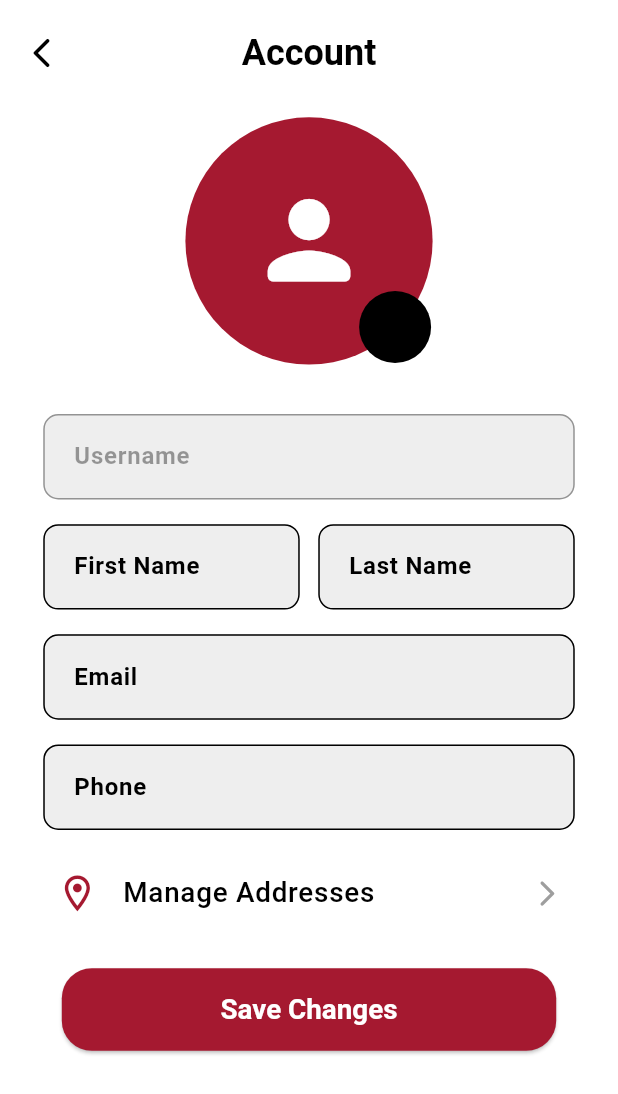
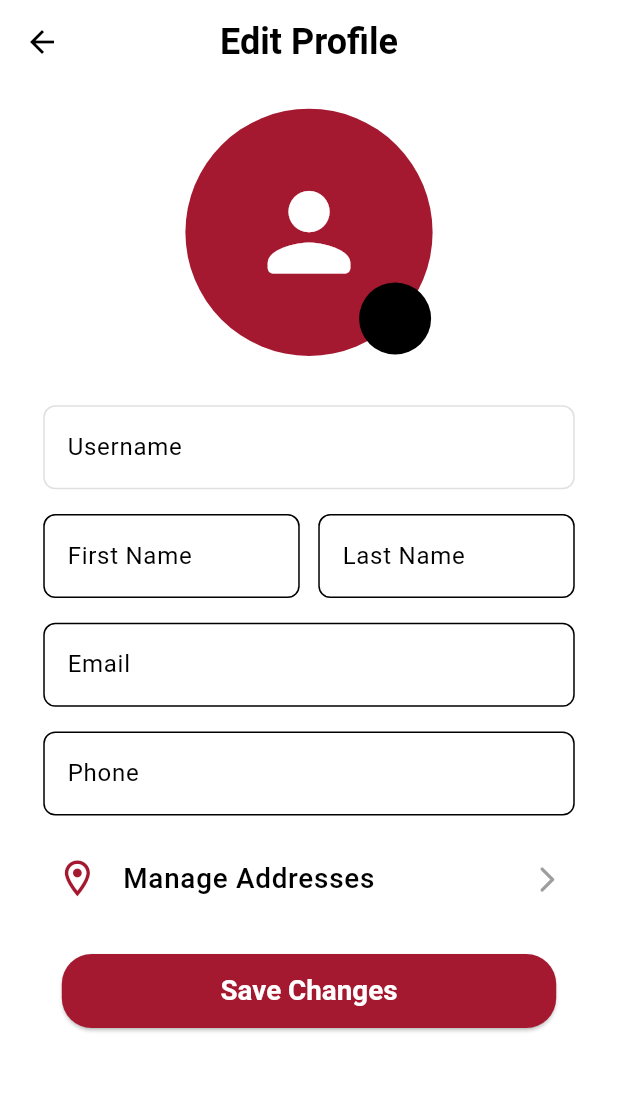
Before and after one commit to iSeFz/ELEVATE-Mobile, a Flutter app: the EditProfilePage screen opened directly, on a phone screen of 412 x 824 dp. Shown: the top 1094 px of the screen. Run offline on Flutter 3.47's test engine with Material 3 defaults, Android fonts, the phone set to English and light mode, and no system bars; our stand-ins replace bloc, firebase_auth, firebase_core, flutter_bloc, google_sign_in; accounts and stored records are empty.

Commit message:
Completely updated the edit profile page to use the new profile cubit Shared the profile cubit between profile and edit profile pages using BlocProvider.value Used pre-defined CustomTextFormField instead of the redundant _buildEditableTextField method

```diff
--- a/elevate/lib/features/profile/presentation/screens/edit_profile_page.dart
+++ b/elevate/lib/features/profile/presentation/screens/edit_profile_page.dart
@@ -1,146 +1,57 @@
 import 'package:flutter/material.dart';
 import 'package:flutter_bloc/flutter_bloc.dart';
-import '../../../../cubits/customer_cubit.dart';
-import '../../../auth/data/models/customer.dart';
-import 'profile_page.dart';
+import 'package:elevate/features/profile/presentation/cubits/profile_cubit.dart';
+import 'package:elevate/features/profile/presentation/cubits/profile_state.dart';
+import 'package:elevate/core/widgets/custom_text_form_field.dart';
+import 'package:elevate/core/utils/validations.dart';
 import 'manage_addresses_page.dart';
 
-
-class EditProfilePage extends StatefulWidget {
+class EditProfilePage extends StatelessWidget {
   const EditProfilePage({super.key});
 
   @override
-  State<EditProfilePage> createState() => _EditProfilePageState();
-}
+  Widget build(BuildContext context) {
+    final profileCubit = context.read<ProfileCubit>();
 
-class _EditProfilePageState extends State<EditProfilePage> {
-  final _formKey = GlobalKey<FormState>();
-
-  // Initialize with empty strings, will be populated from Cubit
-  String _username = '';
-  String _firstName = '';
-  String _lastName = '';
-  String _email = '';
-  String _phone = '';
-
-  bool _dataInitialized = false; // Flag to initialize data only once
-
-  // TODO: Add a variable to store the profile image, e.g., File? _profileImage;
-
-  @override
-  void initState() {
-    super.initState();
-    // Attempt to initialize from current cubit state
-    final customerState = context.read<CustomerCubit>().state;
-    if (customerState is CustomerLoaded) {
-      _initializeData(customerState.customer);
-    } else if (customerState is CustomerLoggedIn) {
-      _initializeData(customerState.customer);
-    }
-    // If not loaded yet, BlocListener will handle it
-  }
-
-  void _initializeData(Customer customer) {
-    // Check _dataInitialized within setState to ensure it's set after first successful data load
-    if (mounted) {
-      // Ensure widget is mounted before calling setState
-      setState(() {
-        if (!_dataInitialized) {
-          // Initialize only once
-          final emailString = customer.email ?? '';
-          if (emailString.isNotEmpty) {
-            final atIndex = emailString.indexOf('@');
-            if (atIndex != -1) {
-              _username = emailString.substring(0, atIndex);
-            } else {
-              _username =
-                  emailString; // Or handle as an invalid email case if preferred
-            }
-          } else {
-            _username = ''; // Default if email is empty
-          }
-          _firstName = customer.firstName ?? '';
-          _lastName = customer.lastName ?? '';
-          _email = customer.email ?? '';
-          _phone = customer.phoneNumber ?? '';
-          _dataInitialized = true;
-        }
-      });
-    }
-  }
-
-  @override
-  Widget build(BuildContext context) {
     final screenWidth = MediaQuery.of(context).size.width;
     final screenHeight = MediaQuery.of(context).size.height;
+    final theme = Theme.of(context);
 
-    return BlocListener<CustomerCubit, CustomerState>(
-      listener: (context, state) {
-        // Listen for state changes to initialize data if not already done
-        if (!_dataInitialized) {
-          if (state is CustomerLoaded) {
-            _initializeData(state.customer);
-          } else if (state is CustomerLoggedIn) {
-            _initializeData(state.customer);
-          }
-        }
-      },
-      child: Scaffold(
+    return Scaffold(
+      backgroundColor: Colors.white,
       appBar: AppBar(
-          toolbarHeight: 70,
-          centerTitle: true,
-          title: const Text(
-            'Account',
+        title: Text(
+          'Edit Profile',
           style: TextStyle(
-              color: Colors.black,
+            color: theme.colorScheme.secondary,
             fontSize: 24,
             fontWeight: FontWeight.bold,
           ),
-            textAlign: TextAlign.center,
         ),
-          leading: IconButton(
-            icon: const Icon(Icons.arrow_back_ios_rounded),
-            onPressed: () {
-              Navigator.of(context).pop(
-                PageRouteBuilder(
-                  pageBuilder:
-                      (context, animation, secondaryAnimation) =>
-                          const ProfilePage(),
-                  transitionsBuilder: (
+        backgroundColor: Colors.white,
+        centerTitle: true,
+        iconTheme: IconThemeData(color: theme.colorScheme.secondary),
+      ),
+      body: BlocListener<ProfileCubit, ProfileState>(
+        listener: (context, state) {
+          if (state is ProfileError) {
+            ScaffoldMessenger.of(
               context,
-                    animation,
-                    secondaryAnimation,
-                    child,
-                  ) {
-                    const begin = Offset(-1.0, 0.0);
-                    const end = Offset.zero;
-                    const curve = Curves.easeInOut;
-
-                    var tween = Tween(
-                      begin: begin,
-                      end: end,
-                    ).chain(CurveTween(curve: curve));
-                    var offsetAnimation = animation.drive(tween);
-
-                    return SlideTransition(
-                      position: offsetAnimation,
-                      child: child,
+            ).showSnackBar(SnackBar(content: Text('Error: ${state.message}')));
+          } else if (state is ProfileUpdated) {
+            ScaffoldMessenger.of(context).showSnackBar(
+              const SnackBar(content: Text('Profile updated successfully!')),
             );
+          }
         },
-                ),
-              );
-            },
-          ),
-        ),
-        body: Padding(
+        child: Padding(
           padding: EdgeInsets.symmetric(
             horizontal: screenWidth * 0.07,
-            vertical: screenHeight * 0.01,
+            vertical: screenHeight * 0.02,
           ),
           child: SingleChildScrollView(
-            // Consider showing a loading indicator if !_dataInitialized and cubit state is loading
             child: Form(
-              key: _formKey,
+              key: profileCubit.formKey,
               child: Column(
                 children: [
                   Stack(
@@ -179,89 +90,81 @@ class _EditProfilePageState extends State<EditProfilePage> {
                     ],
                   ),
                   SizedBox(height: screenHeight * 0.03),
-                  _buildEditableTextField(
-                    context,
+                  Padding(
+                    padding: EdgeInsets.symmetric(
+                      vertical: screenHeight * 0.01,
+                    ),
+                    child: CustomTextFormField(
                       label: 'Username',
-                    initialValue: _username, // Uses state variable
-                    editable: false, // Username is typically not editable here
-                    screenWidth: screenWidth,
-                    onSaved: (value) {
-                      // Username not saved from this form typically
-                    },
+                      initialValue: profileCubit.customer?.username ?? "",
+                      enabled: false,
+                    ),
                   ),
                   Row(
                     children: [
                       Expanded(
-                        child: _buildEditableTextField(
-                          context,
+                        child: Padding(
+                          padding: EdgeInsets.symmetric(
+                            vertical: screenHeight * 0.01,
+                          ),
+                          child: CustomTextFormField(
                             label: 'First Name',
-                          initialValue: _firstName, // Uses state variable
-                          screenWidth: screenWidth,
-                          onSaved:
-                              (value) => setState(
-                                () => _firstName = value ?? _firstName,
+                            controller: profileCubit.firstNameController,
+                            validationFunc: validateName,
+                            onChanged:
+                                (value) => profileCubit.fieldChanged(
+                                  'firstName',
+                                  value,
                                 ),
-                          validator: (value) {
-                            if (value == null || value.isEmpty) {
-                              return 'Please enter your first name';
-                            }
-                            return null;
-                          },
+                          ),
                         ),
                       ),
                       SizedBox(width: screenWidth * 0.03),
                       Expanded(
-                        child: _buildEditableTextField(
-                          context,
+                        child: Padding(
+                          padding: EdgeInsets.symmetric(
+                            vertical: screenHeight * 0.01,
+                          ),
+                          child: CustomTextFormField(
                             label: 'Last Name',
-                          initialValue: _lastName, // Uses state variable
-                          screenWidth: screenWidth,
-                          onSaved:
-                              (value) => setState(
-                                () => _lastName = value ?? _lastName,
+                            controller: profileCubit.lastNameController,
+                            validationFunc: validateName,
+                            onChanged:
+                                (value) => profileCubit.fieldChanged(
+                                  'lastName',
+                                  value,
                                 ),
-                          validator: (value) {
-                            if (value == null || value.isEmpty) {
-                              return 'Please enter your last name';
-                            }
-                            return null;
-                          },
+                          ),
                         ),
                       ),
                     ],
                   ),
-                  _buildEditableTextField(
-                    context,
+                  Padding(
+                    padding: EdgeInsets.symmetric(
+                      vertical: screenHeight * 0.01,
+                    ),
+                    child: CustomTextFormField(
                       label: 'Email',
-                    initialValue: _email, // Uses state variable
-                    screenWidth: screenWidth,
-                    onSaved:
-                        (value) => setState(() => _email = value ?? _email),
-                    validator: (value) {
-                      if (value == null || value.isEmpty) {
-                        return 'Please enter your email';
-                      }
-                      if (!RegExp(
-                        r"^[a-zA-Z0-9.a-zA-Z0-9.!#$%&'*+/=?^_`{|}~-]+@[a-zA-Z0-9]+\.[a-zA-Z]+",
-                      ).hasMatch(value)) {
-                        return 'Please enter a valid email';
-                      }
-                      return null;
-                    },
+                      controller: profileCubit.emailController,
+                      keyboardType: TextInputType.emailAddress,
+                      validationFunc: validateEmail,
+                      onChanged:
+                          (value) => profileCubit.fieldChanged('email', value),
                     ),
-                  _buildEditableTextField(
-                    context,
+                  ),
+                  Padding(
+                    padding: EdgeInsets.symmetric(
+                      vertical: screenHeight * 0.01,
+                    ),
+                    child: CustomTextFormField(
                       label: 'Phone',
-                    initialValue: _phone, // Uses state variable
-                    screenWidth: screenWidth,
-                    onSaved:
-                        (value) => setState(() => _phone = value ?? _phone),
-                    validator: (value) {
-                      if (value == null || value.isEmpty) {
-                        return 'Please enter your phone number';
-                      }
-                      return null;
-                    },
+                      controller: profileCubit.phoneController,
+                      keyboardType: TextInputType.phone,
+                      validationFunc: validatePhoneNumber,
+                      onChanged:
+                          (value) =>
+                              profileCubit.fieldChanged('phoneNumber', value),
+                    ),
                   ),
                   ListTile(
                     contentPadding: EdgeInsets.symmetric(
@@ -295,13 +198,21 @@ class _EditProfilePageState extends State<EditProfilePage> {
                     },
                   ),
                   SizedBox(height: screenHeight * 0.02),
+                  // Save Changes Button
                   SizedBox(
                     width: screenWidth * 0.8,
-                    child: ElevatedButton(
+                    height: screenHeight * 0.06,
+                    child: BlocBuilder<ProfileCubit, ProfileState>(
+                      builder: (context, state) {
+                        bool isLoading = state is ProfileLoading;
+                        return ElevatedButton(
                           style: ElevatedButton.styleFrom(
-                        backgroundColor: Theme.of(context).colorScheme.primary,
+                            backgroundColor:
+                                isLoading
+                                    ? Colors.grey
+                                    : Theme.of(context).colorScheme.primary,
                             padding: EdgeInsets.symmetric(
-                          vertical: screenHeight * 0.02,
+                              vertical: screenHeight * 0.01,
                             ),
                             textStyle: TextStyle(
                               fontSize: screenWidth * 0.045,
@@ -311,28 +222,28 @@ class _EditProfilePageState extends State<EditProfilePage> {
                               borderRadius: BorderRadius.circular(20),
                             ),
                           ),
-                      onPressed: () {
-                        if (_formKey.currentState!.validate()) {
-                          _formKey.currentState!.save();
-                          // TODO: Implement save changes logic (e.g., call cubit to update user)
-                          // For now, just print the values
-                          print('Saving changes:');
-                          print('Username: $_username');
-                          print('First Name: $_firstName');
-                          print('Last Name: $_lastName');
-                          print('Email: $_email');
-                          print('Phone: $_phone');
-                          ScaffoldMessenger.of(context).showSnackBar(
-                            SnackBar(
-                              content: Text('Changes saved (locally for now)'),
+                          onPressed:
+                              isLoading
+                                  ? null
+                                  : () {
+                                    profileCubit.submitProfileUpdate();
+                                  },
+                          child:
+                              isLoading
+                                  ? const SizedBox(
+                                    width: 20,
+                                    height: 20,
+                                    child: CircularProgressIndicator(
+                                      color: Colors.white,
+                                      strokeWidth: 2,
                                     ),
-                          );
-                        }
-                      },
-                      child: Text(
+                                  )
+                                  : Text(
                                     'Save Changes',
                                     style: TextStyle(color: Colors.white),
                                   ),
+                        );
+                      },
                     ),
                   ),
                   SizedBox(height: screenHeight * 0.02),
@@ -344,42 +255,4 @@ class _EditProfilePageState extends State<EditProfilePage> {
       ),
     );
   }
-
-  Widget _buildEditableTextField(
-    BuildContext context, {
-    required String label,
-    required String initialValue,
-    bool editable = true,
-    required double screenWidth,
-    required FormFieldSetter<String> onSaved,
-    FormFieldValidator<String>? validator,
-  }) {
-    return Padding(
-      padding: EdgeInsets.symmetric(
-        vertical: MediaQuery.of(context).size.height * 0.01,
-      ),
-      child: TextFormField(
-        initialValue: initialValue,
-        enabled: editable,
-        decoration: InputDecoration(
-          labelText: label,
-          labelStyle: TextStyle(fontSize: 16, fontWeight: FontWeight.bold),
-          border: OutlineInputBorder(borderRadius: BorderRadius.circular(10)),
-          filled: true,
-          fillColor: Colors.grey[200],
-          contentPadding: EdgeInsets.symmetric(
-            horizontal: screenWidth * 0.04,
-            vertical: MediaQuery.of(context).size.height * 0.02,
-          ),
-        ),
-        style: TextStyle(
-          color: editable ? Colors.black : Colors.grey.shade600,
-          fontSize: 16,
-        ),
-        onSaved: onSaved,
-        validator: validator,
-        autovalidateMode: AutovalidateMode.onUserInteraction,
-      ),
-    );
 }
-}
```
Also changed, not shown: elevate/lib/features/profile/presentation/screens/profile_page.dart (+20 -8 lines). Lines whose indentation alone changed are shown as unchanged.
